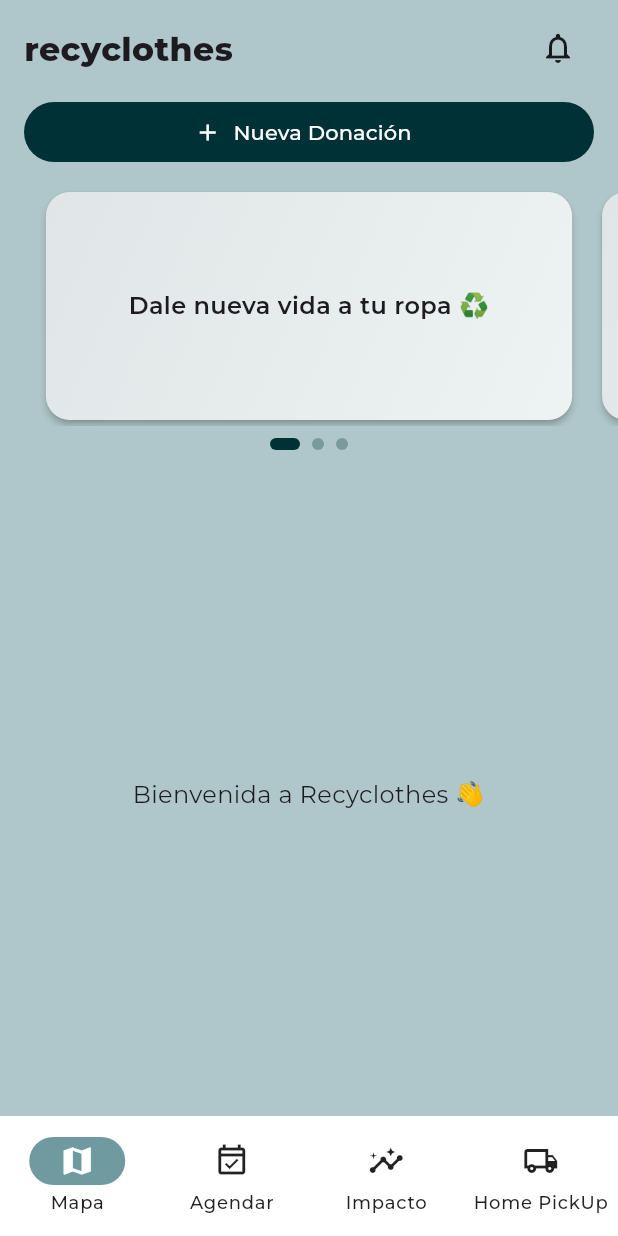
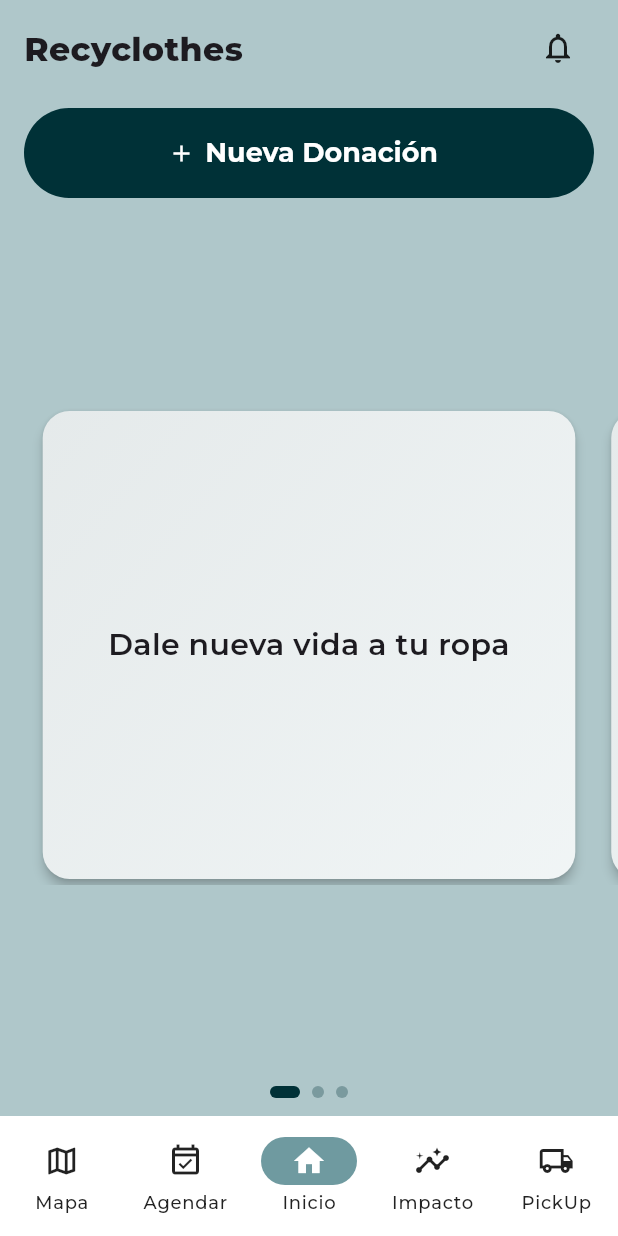
Before and after one commit to k-verah/donation-app, a Flutter app: the MainShell screen opened by its route, on a phone screen of 412 x 824 dp. Run offline on Flutter 3.47's test engine with Material 3 defaults, Android fonts, the phone set to English and light mode, and no system bars; our stand-ins replace geolocator, google_fonts, google_maps_flutter.

Commit message:
Solución de errores

```diff
--- a/lib/screens/initial_page_screen.dart
+++ b/lib/screens/initial_page_screen.dart
@@ -4,6 +4,8 @@ import 'package:google_fonts/google_fonts.dart';
 
 import 'map_screen.dart';
 import 'dashboard_screen.dart';
+import 'schedule_screen.dart';
+import 'pickup_screen.dart';
 
 class MainShell extends StatefulWidget {
   const MainShell({super.key});
@@ -14,16 +16,26 @@ class MainShell extends StatefulWidget {
 
 class _MainShellState extends State<MainShell> {
   bool _showHub = true;
-  int _index = 0;
 
-  final _pageController = PageController(viewportFraction: 0.9);
+  int _navIndex = 2;
+
+  int _screenIndex = 0;
+
+  final _pageController = PageController(viewportFraction: 0.92);
   int _bannerIndex = 0;
   Timer? _autoTimer;
 
   final _banners = const [
-    _BannerCard(texto: 'Dale nueva vida a tu ropa ♻️'),
+    _BannerCard(texto: 'Dale nueva vida a tu ropa'),
     _BannerCard(texto: 'Agenda una recolección a domicilio'),
     _BannerCard(texto: 'Tu impacto ayuda a más familias'),
+  ];
+
+  final _screens = const [
+    MapScreen(),
+    ScheduleScreen(),
+    DashboardScreen(),
+    PickupScreen(),
   ];
 
   @override
@@ -34,7 +46,7 @@ class _MainShellState extends State<MainShell> {
       _bannerIndex = (_bannerIndex + 1) % _banners.length;
       _pageController.animateToPage(
         _bannerIndex,
-        duration: const Duration(milliseconds: 400),
+        duration: const Duration(milliseconds: 420),
         curve: Curves.easeOut,
       );
       setState(() {});
@@ -48,36 +60,34 @@ class _MainShellState extends State<MainShell> {
     super.dispose();
   }
 
-  void _goHub() {
-    setState(() => _showHub = true);
-  }
+  void _goHub() => setState(() {
+        _showHub = true;
+        _navIndex = 2;
+      });
 
   void _onNavTap(int i) {
+    if (i == 2) {
       setState(() {
-      _index = i;
-      if (i == 0) {
+        _showHub = true;
+        _navIndex = 2;
+      });
+      return;
+    }
+    setState(() {
       _showHub = false;
-      } else if (i == 2) {
-        _showHub = false;
-      } else {
-        _showHub = true;
-      }
+      _navIndex = i;
+      _screenIndex = (i < 2) ? i : i - 1;
     });
   }
 
   @override
   Widget build(BuildContext context) {
-    final Widget body;
-    if (_showHub) {
-      body = _buildHub(context);
-    } else {
-      body = (_index == 2) ? const DashboardScreen() : const MapScreen();
-    }
+    final Widget body = _showHub ? _buildHub(context) : _screens[_screenIndex];
 
     return Scaffold(
       body: body,
       bottomNavigationBar: NavigationBar(
-        selectedIndex: _index,
+        selectedIndex: _navIndex,
         onDestinationSelected: _onNavTap,
         destinations: const [
           NavigationDestination(
@@ -91,6 +101,11 @@ class _MainShellState extends State<MainShell> {
             label: 'Agendar',
           ),
           NavigationDestination(
+            icon: Icon(Icons.home_outlined),
+            selectedIcon: Icon(Icons.home),
+            label: 'Inicio',
+          ),
+          NavigationDestination(
             icon: Icon(Icons.insights_outlined),
             selectedIcon: Icon(Icons.insights),
             label: 'Impacto',
@@ -98,7 +113,7 @@ class _MainShellState extends State<MainShell> {
           NavigationDestination(
             icon: Icon(Icons.local_shipping_outlined),
             selectedIcon: Icon(Icons.local_shipping),
-            label: 'Home PickUp',
+            label: 'PickUp',
           ),
         ],
       ),
@@ -106,18 +121,20 @@ class _MainShellState extends State<MainShell> {
   }
 
   Widget _buildHub(BuildContext context) {
+    final primary = Theme.of(context).colorScheme.primary;
+
     return SafeArea(
       child: Column(
         children: [
           Padding(
-            padding: const EdgeInsets.fromLTRB(16, 8, 16, 8),
+            padding: const EdgeInsets.fromLTRB(16, 8, 16, 6),
             child: Row(
               children: [
                 InkWell(
                   onTap: _goHub,
                   borderRadius: BorderRadius.circular(8),
                   child: Text(
-                    'recyclothes',
+                    'Recyclothes',
                     style: GoogleFonts.montserrat(
                       fontSize: 22,
                       fontWeight: FontWeight.w800,
@@ -134,22 +151,29 @@ class _MainShellState extends State<MainShell> {
               ],
             ),
           ),
-
           Padding(
-            padding: const EdgeInsets.symmetric(horizontal: 16),
+            padding: const EdgeInsets.fromLTRB(16, 10, 16, 12),
             child: SizedBox(
               width: double.infinity,
+              height: 60,
               child: FilledButton.icon(
+                style: FilledButton.styleFrom(
+                  textStyle: GoogleFonts.montserrat(
+                    fontSize: 18,
+                    fontWeight: FontWeight.w700,
+                  ),
+                  shape: const StadiumBorder(),
+                ),
                 onPressed: () {},
                 icon: const Icon(Icons.add),
                 label: const Text('Nueva Donación'),
               ),
             ),
           ),
-          const SizedBox(height: 12),
-
-          SizedBox(
-            height: 160,
+          Expanded(
+            child: Center(
+              child: SizedBox(
+                height: 320,
                 child: PageView.builder(
                   controller: _pageController,
                   itemCount: _banners.length,
@@ -157,8 +181,8 @@ class _MainShellState extends State<MainShell> {
                   itemBuilder: (_, i) => _banners[i],
                 ),
               ),
-
-          // indicadores
+            ),
+          ),
           const SizedBox(height: 8),
           Row(
             mainAxisAlignment: MainAxisAlignment.center,
@@ -170,24 +194,13 @@ class _MainShellState extends State<MainShell> {
                 width: active ? 20 : 8,
                 height: 8,
                 decoration: BoxDecoration(
-                  color: active
-                      ? Theme.of(context).colorScheme.primary
-                      : Theme.of(context).colorScheme.primary.withOpacity(0.3),
+                  color: active ? primary : primary.withOpacity(0.3),
                   borderRadius: BorderRadius.circular(8),
                 ),
               );
             }),
           ),
-
-          const SizedBox(height: 16),
-          Expanded(
-            child: Center(
-              child: Text(
-                'Bienvenida a Recyclothes 👋',
-                style: GoogleFonts.montserrat(fontSize: 16),
-              ),
-            ),
-          ),
+          const SizedBox(height: 12),
         ],
       ),
     );
@@ -201,19 +214,19 @@ class _BannerCard extends StatelessWidget {
   @override
   Widget build(BuildContext context) {
     return Padding(
-      padding: const EdgeInsets.symmetric(horizontal: 6),
+      padding: const EdgeInsets.symmetric(horizontal: 8),
       child: Card(
-        elevation: 2,
-        shape: RoundedRectangleBorder(borderRadius: BorderRadius.circular(16)),
+        elevation: 3,
+        shape: RoundedRectangleBorder(borderRadius: BorderRadius.circular(18)),
         child: Container(
           decoration: BoxDecoration(
-            borderRadius: BorderRadius.circular(16),
+            borderRadius: BorderRadius.circular(18),
             gradient: LinearGradient(
               begin: Alignment.topLeft,
               end: Alignment.bottomRight,
               colors: [
-                Theme.of(context).colorScheme.primary.withOpacity(0.12),
-                Theme.of(context).colorScheme.secondary.withOpacity(0.12),
+                Theme.of(context).colorScheme.primary.withOpacity(0.10),
+                Theme.of(context).colorScheme.secondary.withOpacity(0.10),
               ],
             ),
           ),
@@ -222,7 +235,7 @@ class _BannerCard extends StatelessWidget {
               texto,
               textAlign: TextAlign.center,
               style: GoogleFonts.montserrat(
-                fontSize: 16,
+                fontSize: 20,
                 fontWeight: FontWeight.w600,
               ),
             ),
--- a/lib/screens/schedule_screen.dart
+++ b/lib/screens/schedule_screen.dart
@@ -1,4 +1,5 @@
 import 'package:flutter/material.dart';
+import 'package:google_fonts/google_fonts.dart';
 
 class ScheduleScreen extends StatefulWidget {
   const ScheduleScreen({super.key});
@@ -25,8 +26,7 @@ class _ScheduleScreenState extends State<ScheduleScreen> {
     );
     if (picked != null) {
       setState(() {
-        _dateController.text =
-            "${picked.day}/${picked.month}/${picked.year}";
+        _dateController.text = "${picked.day}/${picked.month}/${picked.year}";
       });
     }
   }
@@ -125,7 +125,8 @@ class _ScheduleScreenState extends State<ScheduleScreen> {
                   textStyle: const TextStyle(
                       fontSize: 16, fontWeight: FontWeight.bold),
                 ),
-                child: const Text("Confirm Schedule"),
+                child: Text("Confirm Schedule",
+                    style: GoogleFonts.montserrat(fontWeight: FontWeight.w600)),
               ),
             ],
           ),
```
Lines whose indentation alone changed are shown as unchanged.
